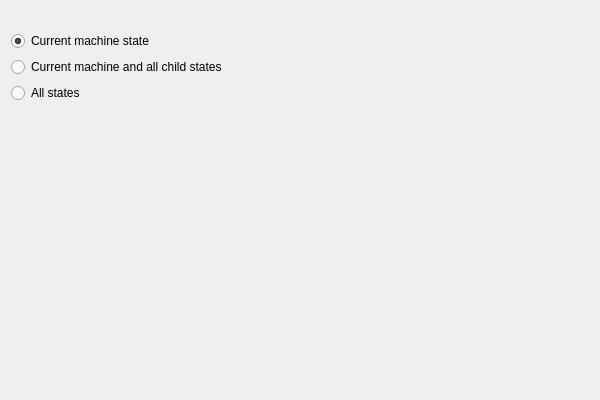
First picture: the form in src/VBox/Frontends/VirtualBox/src/wizards/clonevm/UICloneVMWizardPage2.ui, repository pop-os/virtualbox, before the edit.
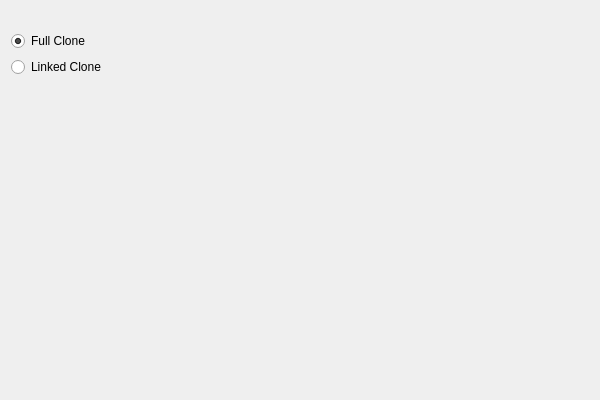
Second picture: the form after the edit. Custom widgets are drawn as their Qt base class.

What changed in the file:
```diff
--- a/src/VBox/Frontends/VirtualBox/src/wizards/clonevm/UICloneVMWizardPage2.ui
+++ b/src/VBox/Frontends/VirtualBox/src/wizards/clonevm/UICloneVMWizardPage2.ui
@@ -43,7 +43,7 @@
    <item>
     <widget class="QRadioButton" name="m_pMachineRadio">
      <property name="text">
-      <string>Current machine state</string>
+      <string>Full Clone</string>
      </property>
      <property name="checked">
       <bool>true</bool>
@@ -53,14 +53,7 @@
    <item>
     <widget class="QRadioButton" name="m_pMachineAndChildsRadio">
      <property name="text">
-      <string>Current machine and all child states</string>
-     </property>
-    </widget>
-   </item>
-   <item>
-    <widget class="QRadioButton" name="m_pAllRadio">
-     <property name="text">
-      <string>All states</string>
+      <string>Linked Clone</string>
      </property>
     </widget>
    </item>
```
Left out of the diff: 4 changed lines with no effect on the pictures.
